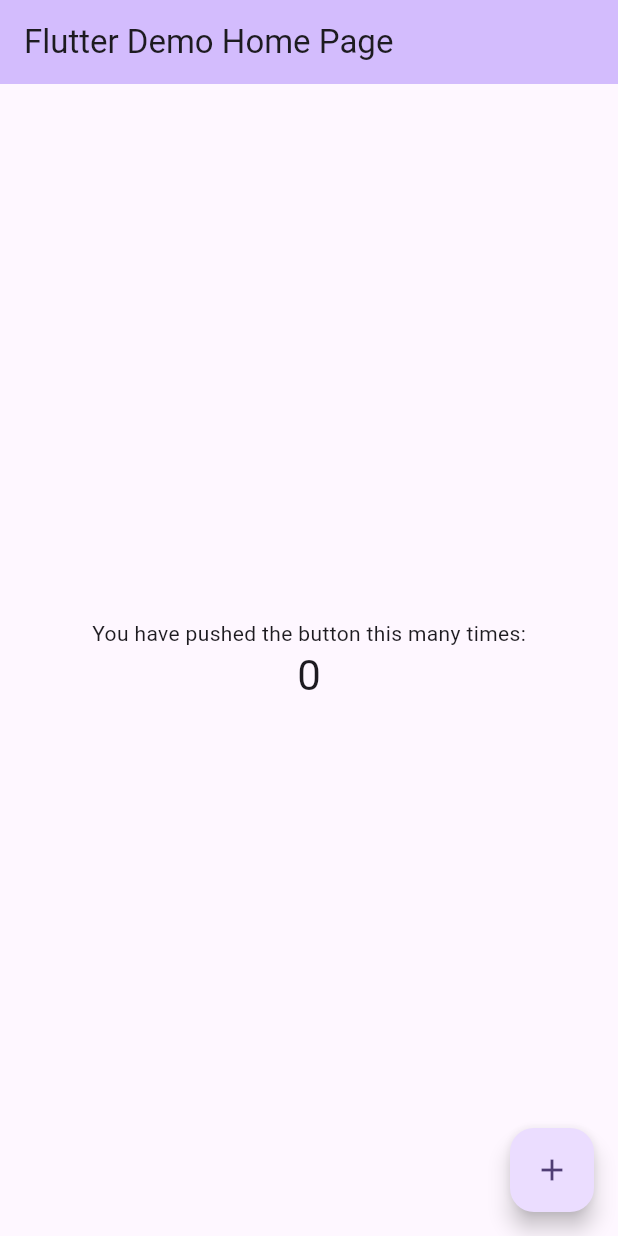
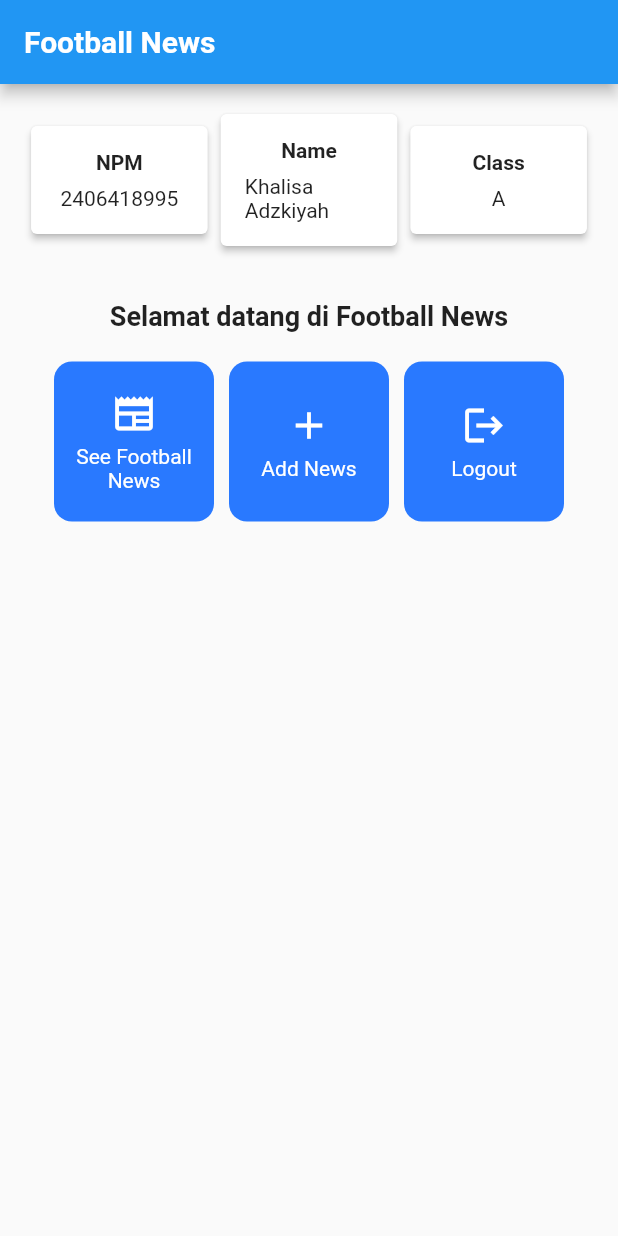
Before and after one commit to khalisaadzkiyah/football-news-mobile, a Flutter app: the screen it shows after launch, on a phone screen of 412 x 824 dp. Run offline on Flutter 3.47's test engine with Material 3 defaults, Android fonts, the phone set to English and light mode, and no system bars.

Commit message:
tutorial 6 selesai

```diff
--- a/lib/main.dart
+++ b/lib/main.dart
@@ -1,4 +1,5 @@
 import 'package:flutter/material.dart';
+import 'package:football_news/menu.dart';
 
 void main() {
   runApp(const MyApp());
@@ -7,116 +8,17 @@ void main() {
 class MyApp extends StatelessWidget {
   const MyApp({super.key});
 
-  // This widget is the root of your application.
   @override
   Widget build(BuildContext context) {
     return MaterialApp(
       title: 'Flutter Demo',
       theme: ThemeData(
-        // This is the theme of your application.
-        //
-        // TRY THIS: Try running your application with "flutter run". You'll see
-        // the application has a purple toolbar. Then, without quitting the app,
-        // try changing the seedColor in the colorScheme below to Colors.green
-        // and then invoke "hot reload" (save your changes or press the "hot
-        // reload" button in a Flutter-supported IDE, or press "r" if you used
-        // the command line to start the app).
-        //
-        // Notice that the counter didn't reset back to zero; the application
-        // state is not lost during the reload. To reset the state, use hot
-        // restart instead.
-        //
-        // This works for code too, not just values: Most code changes can be
-        // tested with just a hot reload.
-        colorScheme: ColorScheme.fromSeed(seedColor: Colors.deepPurple),
+        colorScheme: ColorScheme.fromSwatch(primarySwatch: Colors.blue)
+            .copyWith(secondary: Colors.blueAccent[400]),
+        useMaterial3: false,
       ),
-      home: const MyHomePage(title: 'Flutter Demo Home Page'),
+      home: MyHomePage(),
+      debugShowCheckedModeBanner: false,
     );
   }
 }
-
-class MyHomePage extends StatefulWidget {
-  const MyHomePage({super.key, required this.title});
-
-  // This widget is the home page of your application. It is stateful, meaning
-  // that it has a State object (defined below) that contains fields that affect
-  // how it looks.
-
-  // This class is the configuration for the state. It holds the values (in this
-  // case the title) provided by the parent (in this case the App widget) and
-  // used by the build method of the State. Fields in a Widget subclass are
-  // always marked "final".
-
-  final String title;
-
-  @override
-  State<MyHomePage> createState() => _MyHomePageState();
-}
-
-class _MyHomePageState extends State<MyHomePage> {
-  int _counter = 0;
-
-  void _incrementCounter() {
-    setState(() {
-      // This call to setState tells the Flutter framework that something has
-      // changed in this State, which causes it to rerun the build method below
-      // so that the display can reflect the updated values. If we changed
-      // _counter without calling setState(), then the build method would not be
-      // called again, and so nothing would appear to happen.
-      _counter++;
-    });
-  }
-
-  @override
-  Widget build(BuildContext context) {
-    // This method is rerun every time setState is called, for instance as done
-    // by the _incrementCounter method above.
-    //
-    // The Flutter framework has been optimized to make rerunning build methods
-    // fast, so that you can just rebuild anything that needs updating rather
-    // than having to individually change instances of widgets.
-    return Scaffold(
-      appBar: AppBar(
-        // TRY THIS: Try changing the color here to a specific color (to
-        // Colors.amber, perhaps?) and trigger a hot reload to see the AppBar
-        // change color while the other colors stay the same.
-        backgroundColor: Theme.of(context).colorScheme.inversePrimary,
-        // Here we take the value from the MyHomePage object that was created by
-        // the App.build method, and use it to set our appbar title.
-        title: Text(widget.title),
-      ),
-      body: Center(
-        // Center is a layout widget. It takes a single child and positions it
-        // in the middle of the parent.
-        child: Column(
-          // Column is also a layout widget. It takes a list of children and
-          // arranges them vertically. By default, it sizes itself to fit its
-          // children horizontally, and tries to be as tall as its parent.
-          //
-          // Column has various properties to control how it sizes itself and
-          // how it positions its children. Here we use mainAxisAlignment to
-          // center the children vertically; the main axis here is the vertical
-          // axis because Columns are vertical (the cross axis would be
-          // horizontal).
-          //
-          // TRY THIS: Invoke "debug painting" (choose the "Toggle Debug Paint"
-          // action in the IDE, or press "p" in the console), to see the
-          // wireframe for each widget.
-          mainAxisAlignment: MainAxisAlignment.center,
-          children: <Widget>[
-            const Text('You have pushed the button this many times:'),
-            Text(
-              '$_counter',
-              style: Theme.of(context).textTheme.headlineMedium,
-            ),
-          ],
-        ),
-      ),
-      floatingActionButton: FloatingActionButton(
-        onPressed: _incrementCounter,
-        tooltip: 'Increment',
-        child: const Icon(Icons.add),
-      ), // This trailing comma makes auto-formatting nicer for build methods.
-    );
-  }
-}
--- /dev/null
+++ b/lib/menu.dart
@@ -0,0 +1,141 @@
+import 'package:flutter/material.dart';
+
+class MyHomePage extends StatelessWidget {
+  MyHomePage({super.key});
+
+  final String nama = "Khalisa Adzkiyah";
+  final String npm = "2406418995";
+  final String kelas = "A";
+
+  final List<ItemHomepage> items = [
+    ItemHomepage("See Football News", Icons.newspaper),
+    ItemHomepage("Add News", Icons.add),
+    ItemHomepage("Logout", Icons.logout),
+  ];
+
+  @override
+  Widget build(BuildContext context) {
+    final cs = Theme.of(context).colorScheme;
+
+    return Scaffold(
+      appBar: AppBar(
+        title: const Text(
+          'Football News',
+          style: TextStyle(color: Colors.white, fontWeight: FontWeight.bold),
+        ),
+        backgroundColor: cs.primary,
+      ),
+      body: Padding(
+        padding: const EdgeInsets.all(16.0),
+        child: Column(
+          crossAxisAlignment: CrossAxisAlignment.center,
+          children: [
+            Row(
+              mainAxisAlignment: MainAxisAlignment.spaceEvenly,
+              children: [
+                InfoCard(title: 'NPM', content: npm),
+                InfoCard(title: 'Name', content: nama),
+                InfoCard(title: 'Class', content: kelas),
+              ],
+            ),
+            const SizedBox(height: 16.0),
+            Center(
+              child: Column(
+                children: [
+                  const Padding(
+                    padding: EdgeInsets.only(top: 16.0),
+                    child: Text(
+                      'Selamat datang di Football News',
+                      style:
+                          TextStyle(fontWeight: FontWeight.bold, fontSize: 18.0),
+                    ),
+                  ),
+                  // Grid item: gunakan shrinkWrap untuk menyesuaikan tinggi
+                  GridView.count(
+                    primary: false,
+                    padding: const EdgeInsets.all(20),
+                    crossAxisSpacing: 10,
+                    mainAxisSpacing: 10,
+                    crossAxisCount: 3,
+                    shrinkWrap: true,
+                    children: items.map((ItemHomepage item) {
+                      return ItemCard(item);
+                    }).toList(),
+                  ),
+                ],
+              ),
+            ),
+          ],
+        ),
+      ),
+    );
+  }
+}
+
+class InfoCard extends StatelessWidget {
+  final String title;
+  final String content;
+
+  const InfoCard({super.key, required this.title, required this.content});
+
+  @override
+  Widget build(BuildContext context) {
+    return Card(
+      elevation: 2.0,
+      child: Container(
+        width: MediaQuery.of(context).size.width / 3.5,
+        padding: const EdgeInsets.all(16.0),
+        child: Column(
+          children: [
+            Text(title, style: const TextStyle(fontWeight: FontWeight.bold)),
+            const SizedBox(height: 8.0),
+            Text(content),
+          ],
+        ),
+      ),
+    );
+  }
+}
+
+class ItemHomepage {
+  final String name;
+  final IconData icon;
+
+  ItemHomepage(this.name, this.icon);
+}
+
+class ItemCard extends StatelessWidget {
+  final ItemHomepage item;
+  const ItemCard(this.item, {super.key});
+
+  @override
+  Widget build(BuildContext context) {
+    return Material(
+      color: Theme.of(context).colorScheme.secondary,
+      borderRadius: BorderRadius.circular(12),
+      child: InkWell(
+        onTap: () {
+          ScaffoldMessenger.of(context)
+            ..hideCurrentSnackBar()
+            ..showSnackBar(
+              SnackBar(content: Text("Kamu telah menekan tombol ${item.name}!")),
+            );
+        },
+        borderRadius: BorderRadius.circular(12),
+        child: Container(
+          padding: const EdgeInsets.all(8),
+          child: Center(
+            child: Column(
+              mainAxisAlignment: MainAxisAlignment.center,
+              children: [
+                Icon(item.icon, color: Colors.white, size: 30.0),
+                const SizedBox(height: 6),
+                Text(item.name, textAlign: TextAlign.center, style: const TextStyle(color: Colors.white)),
+              ],
+            ),
+          ),
+        ),
+      ),
+    );
+  }
+}
```
